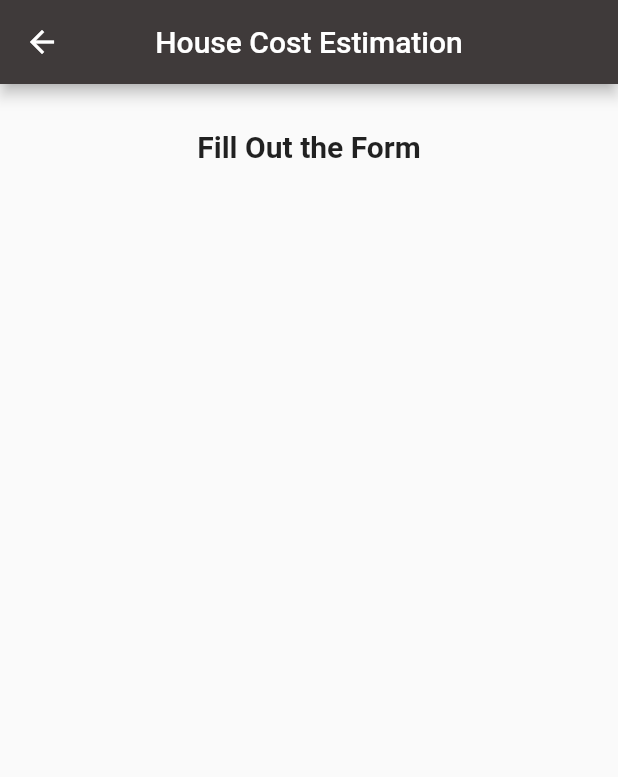
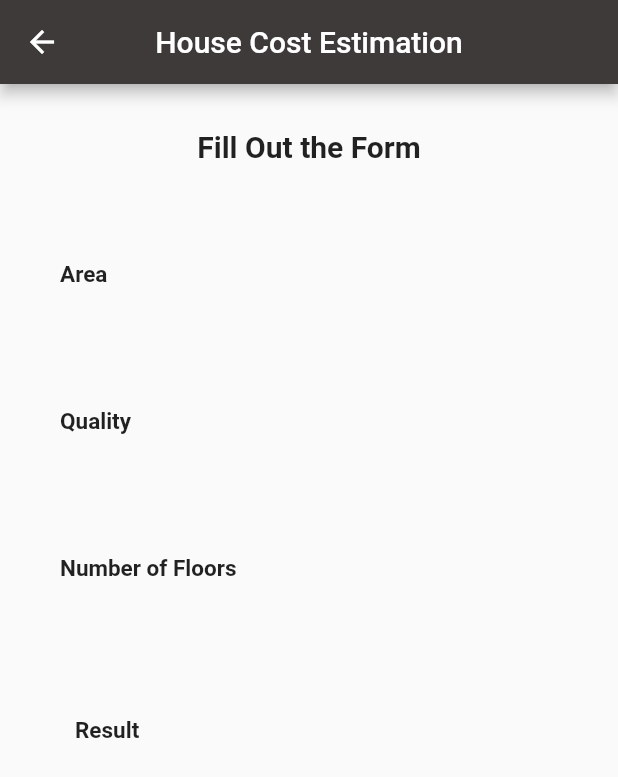
Before and after one commit to Nina2498/Engineering_Consultancy, a Flutter app: the HouseDetails screen opened directly, on a phone screen of 412 x 824 dp. Shown: the top 777 px of the screen. Run offline on Flutter 3.47's test engine with Material 2 defaults, Android fonts, the phone set to English and light mode, and no system bars; our stand-ins replace cloud_firestore, firebase_auth, firebase_core; accounts and stored records are empty.

Commit message:
parts added

```diff
--- a/lib/src/screens/House_Details.dart
+++ b/lib/src/screens/House_Details.dart
@@ -27,15 +27,67 @@ class _HouseDetailsState extends State<HouseDetails> {
               style: TextStyle(
                 fontSize: 20,
                 fontWeight: FontWeight.bold,
-
-
               ),
               ),
             ),
-            Container(
+            Row(
+              children: [
+                Container(
+                  margin: EdgeInsets.all(40),
+                  child: Text("Area",
+                  style: TextStyle(
+                    fontSize: 15,
+                    fontWeight: FontWeight.bold,
 
+                  ),),
+
+                )
+              ],
             ),
-          ]),
+             Row(
+              children: [
+                Container(
+                   margin: EdgeInsets.all(40),
+                  child: Text("Quality",
+                  style: TextStyle(
+                   fontSize: 15,
+                    fontWeight: FontWeight.bold),
+                  ),
+
+                ),
+              ],
+            ),
+            Row(
+              children: [
+                Container(
+                   margin: EdgeInsets.all(40),
+                  child: Text("Number of Floors",
+                  style: TextStyle(
+                   fontSize: 15,
+                    fontWeight: FontWeight.bold),
+                    ),
+
+                )
+              ],
+            ),
+             Row(
+              children: [
+                Container(
+                   margin: EdgeInsets.all(50),
+                  child: Text("Result",
+                  style: TextStyle(
+                   fontSize: 15,
+                    fontWeight: FontWeight.bold),
+                    ),
+
+                )
+              ],
+            ),
+
+           ],
+            ),
+
+
     );
   }
 }
```
